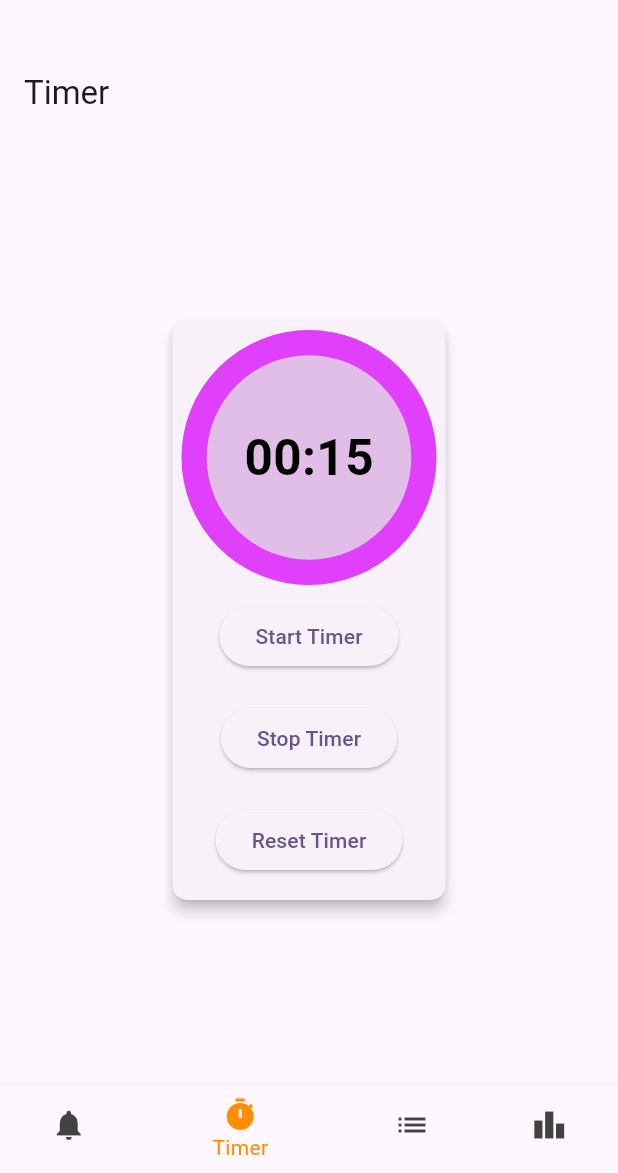
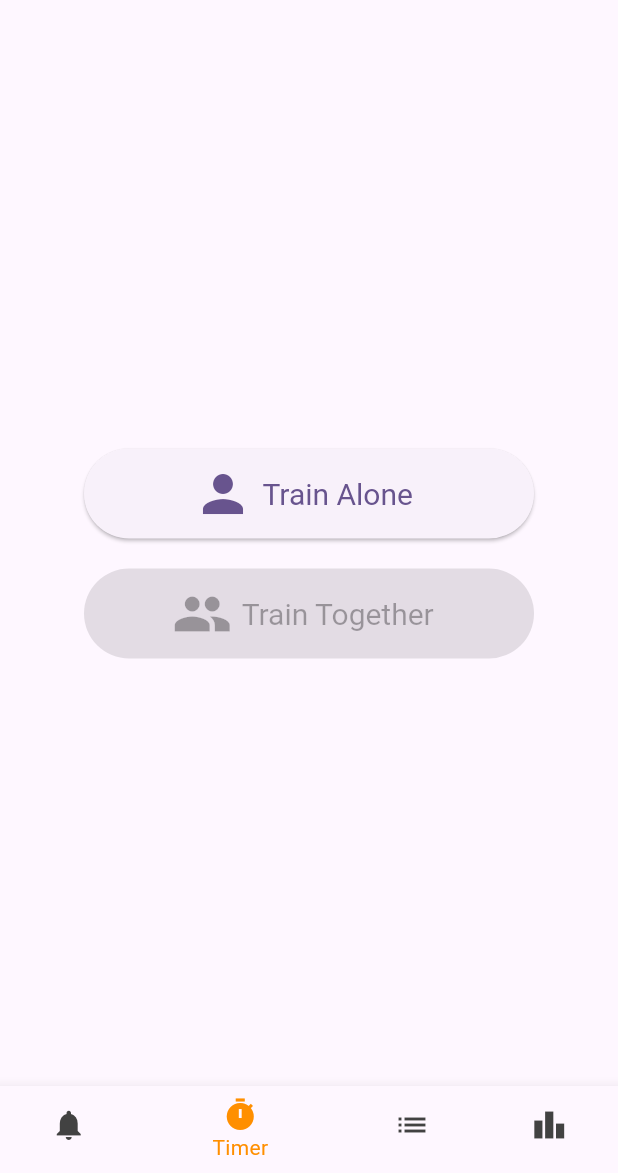
Before and after one commit to pedrotemtem/lifepulse, a Flutter app: the MyHomePage screen opened directly, item 2 of the bottom bar chosen, on a phone screen of 412 x 824 dp, the part 63-1236 px from its top. Run offline on Flutter 3.47's test engine with Material 3 defaults, Android fonts, the phone set to English and light mode, and no system bars; drawn by our look-alikes of circular_countdown_timer; our stand-ins replace awesome_notifications; missing offline and left inert: flutter_analog_clock.

Commit message:
timer working with menus, training_selection working

```diff
--- a/lib/homepage.dart
+++ b/lib/homepage.dart
@@ -1,4 +1,5 @@
 import 'package:flutter/material.dart';
+import 'package:lifepulse/states/training_selection.dart';
 import 'package:lifepulse/states/notifications.dart';
 import 'package:lifepulse/states/timer.dart';
 import 'package:lifepulse/states/quests.dart';
@@ -14,18 +15,21 @@ class MyHomePage extends StatefulWidget {
 
 class _MyHomePageState extends State<MyHomePage> {
   int _selectedIndex = 0;
+  final PageController _pageController = PageController();
 
-  static const List<Widget> _widgetOptions = <Widget>[
-    Notifications(),
-    Timer(),
-    Quests(),
-    Leaderboard(),
+  static List<Widget> _widgetOptions(PageController pageController) => <Widget>[
+    const Notifications(),
+    TrainingSelection(pageController: pageController),
+    const Quests(),
+    const Leaderboard(),
+    const Timer(),
   ];
 
   void _onItemTapped(int index) {
     setState(() {
       _selectedIndex = index;
     });
+    _pageController.jumpToPage(index);
   }
 
   @override
@@ -44,16 +48,16 @@ class _MyHomePageState extends State<MyHomePage> {
             },
           ),
         ),
-      body: Column(
-        mainAxisAlignment: MainAxisAlignment.center,
-        children: <Widget>[
-          const SizedBox(height: 20),
-          Expanded(
-            child: Center(
-              child: _widgetOptions.elementAt(_selectedIndex),
-            ),
-          ),
-        ],
+        body: PageView(
+          controller: _pageController,
+          children: _widgetOptions(_pageController),
+          onPageChanged: (int index) {
+            if (index < 3) {
+              setState(() {
+                _selectedIndex = index;
+              });
+            }
+          },
         ),
         bottomNavigationBar: BottomNavigationBar(
           items: const <BottomNavigationBarItem>[
--- /dev/null
+++ b/lib/states/training_selection.dart
@@ -0,0 +1,40 @@
+import 'package:flutter/material.dart';
+import 'package:lifepulse/states/timer.dart';
+
+class TrainingSelection extends StatelessWidget {
+  final PageController pageController;
+  const TrainingSelection({super.key, required this.pageController});
+
+  @override
+  Widget build(BuildContext context) {
+    return Center(
+      child: Column(
+        mainAxisSize: MainAxisSize.min,
+        children: [
+          ElevatedButton.icon(
+            onPressed: () {
+              pageController.jumpToPage(4);
+            },
+            icon: const Icon(Icons.person, size: 40),
+            label: const Text('Train Alone'),
+            style: ElevatedButton.styleFrom(
+              minimumSize: const Size(300, 60),
+              textStyle: const TextStyle(fontSize: 20),
+            ),
+          ),
+          const SizedBox(height: 20),
+          ElevatedButton.icon(
+            onPressed: null,
+            style: ElevatedButton.styleFrom(
+              backgroundColor: Colors.grey,
+              minimumSize: const Size(300, 60),
+              textStyle: const TextStyle(fontSize: 20),
+            ),
+            icon: const Icon(Icons.group, size: 40),
+            label: const Text('Train Together'),
+          ),
+        ],
+      ),
+    );
+  }
+}
```
Also changed, not shown: lib/states/timer.dart (+156 -33 lines). Lines whose indentation alone changed are shown as unchanged.
